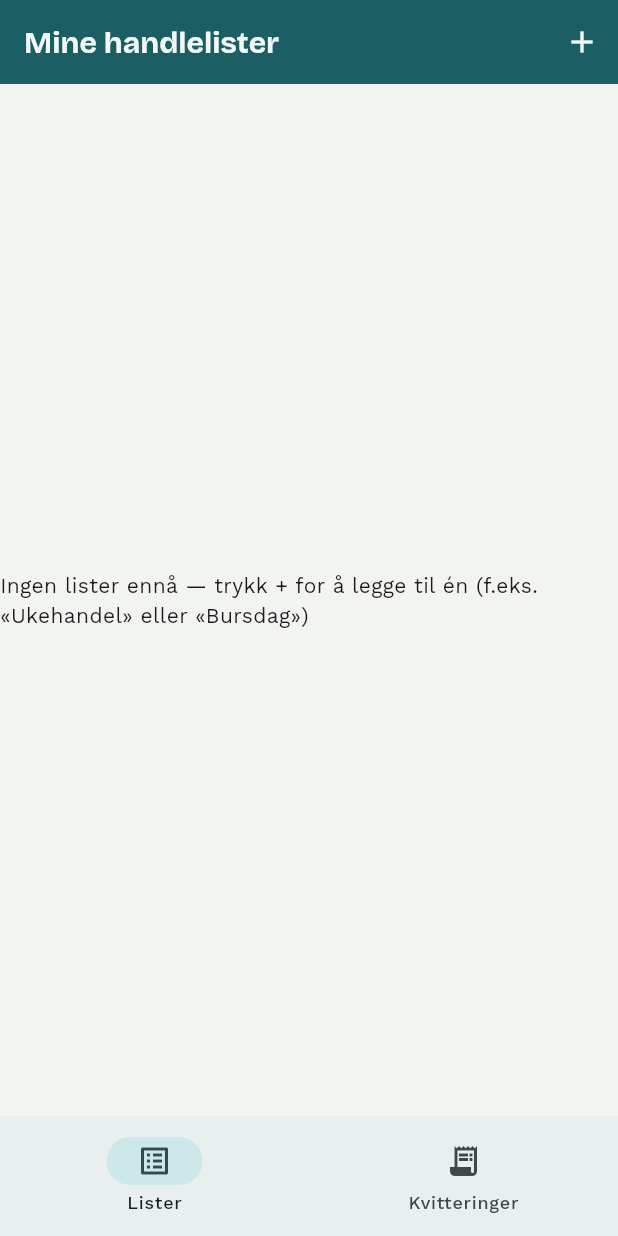
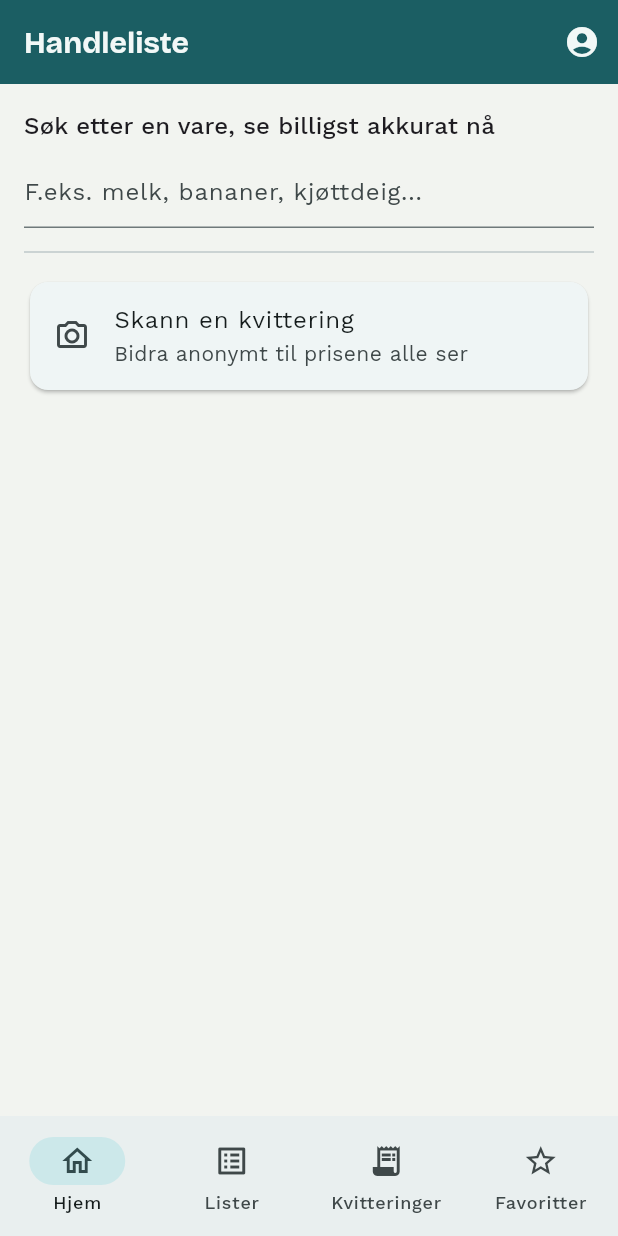
Before and after one commit to karinlarsenisoy-blip/handleliste, a Flutter app: the screen it shows once a user with an empty profile is signed in, on a phone screen of 412 x 824 dp. Run offline on Flutter 3.47's test engine with Material 3 defaults, Android fonts, the phone set to English and light mode, and no system bars; our stand-ins replace cloud_firestore, firebase_auth, firebase_core, geolocator, google_fonts, image_picker; missing offline and left inert: google_mlkit_text_recognition; accounts and stored records are empty.

Commit message:
Add a real Hjem front page, move to a 4-tab bottom nav
Handleliste's core value is price transparency, not a browsable catalog —
deliberately no "browse categories"/"this week's deals" section (no
reliable data for either, and it would reintroduce the folder-browsing
feel we just removed from lists). Hjem opens straight on a search field
for "which store is this cheapest at right now", independent of any list,
plus a camera shortcut into capturing a receipt — both were previously
either missing or buried behind small AppBar icons that read as a website
toolbar rather than an app.

HomeShell now has four destinations (Hjem/Lister/Kvitteringer/Favoritter)
instead of two; Favoritter and Profil move out of ListsPage's AppBar into
real navigation.

CheapestStoreService.pricesForItem exposes a standalone single-item price
lookup (cheapest first) for Hjem's search, reusing the same fetch logic
analyze() already uses per item.

Co-Authored-By: Claude Sonnet 5 <noreply@anthropic.com>

```diff
--- /dev/null
+++ b/lib/screens/home_screen.dart
@@ -0,0 +1,135 @@
+import 'package:flutter/material.dart';
+
+import '../services/cheapest_store_service.dart';
+import '../services/receipt_service.dart';
+import 'add_receipt_screen.dart';
+import 'profile_screen.dart';
+import '../widgets/product_name_field.dart';
+
+/// The app's front page: search is the very first thing you can do, since
+/// "which store is this cheapest at right now" is the whole point of
+/// Handleliste — not a browsable catalog or "this week's deals" section
+/// (see project notes on why: no reliable data for either, and it would
+/// undercut the point of having just removed categories/folders from
+/// lists). A shortcut to capturing a receipt lives here too, since that's
+/// the input that makes everything else in the app useful.
+class HomeScreen extends StatefulWidget {
+  HomeScreen({
+    super.key,
+    required this.uid,
+    CheapestStoreService? cheapestStoreService,
+    ReceiptService? receiptService,
+  })  : cheapestStoreService = cheapestStoreService ?? CheapestStoreService(),
+        receiptService = receiptService ?? ReceiptService();
+
+  final String uid;
+  final CheapestStoreService cheapestStoreService;
+  final ReceiptService receiptService;
+
+  @override
+  State<HomeScreen> createState() => _HomeScreenState();
+}
+
+typedef _StorePrice = ({String storeName, num price, DateTime lastObservedAt});
+
+class _HomeScreenState extends State<HomeScreen> {
+  final TextEditingController _searchController = TextEditingController();
+  List<_StorePrice>? _results;
+  String? _searchedName;
+  bool _isSearching = false;
+
+  String _freshnessLabel(DateTime lastObservedAt) {
+    final age = DateTime.now().difference(lastObservedAt);
+    if (age.inHours < 24) return 'Sett i dag';
+    if (age.inDays == 1) return 'Sett i går';
+    return 'Sett for ${age.inDays} dager siden';
+  }
+
+  Future<void> _search(String name, {String? imageUrl}) async {
+    final trimmed = name.trim();
+    if (trimmed.isEmpty) return;
+    setState(() {
+      _isSearching = true;
+      _searchedName = trimmed;
+      _results = null;
+    });
+    final results = await widget.cheapestStoreService.pricesForItem(trimmed);
+    if (!mounted) return;
+    setState(() {
+      _results = results;
+      _isSearching = false;
+    });
+  }
+
+  @override
+  void dispose() {
+    _searchController.dispose();
+    super.dispose();
+  }
+
+  @override
+  Widget build(BuildContext context) {
+    return Scaffold(
+      appBar: AppBar(
+        title: const Text('Handleliste'),
+        actions: [
+          IconButton(
+            icon: const Icon(Icons.account_circle),
+            tooltip: 'Profil',
+            onPressed: () => Navigator.push(
+              context,
+              MaterialPageRoute(builder: (context) => ProfileScreen(uid: widget.uid)),
+            ),
+          ),
+        ],
+      ),
+      body: ListView(
+        padding: const EdgeInsets.all(16),
+        children: [
+          Text('Søk etter en vare, se billigst akkurat nå', style: Theme.of(context).textTheme.titleMedium),
+          const SizedBox(height: 8),
+          ProductNameField(
+            controller: _searchController,
+            hintText: 'F.eks. melk, bananer, kjøttdeig...',
+            onSubmitted: _search,
+          ),
+          if (_isSearching) ...[
+            const SizedBox(height: 8),
+            const LinearProgressIndicator(minHeight: 2),
+          ],
+          if (_results != null) ...[
+            const SizedBox(height: 12),
+            if (_results!.isEmpty)
+              Text('Fant ingen kjente priser for «$_searchedName» ennå.')
+            else
+              for (final result in _results!)
+                Card(
+                  child: ListTile(
+                    title: Text(result.storeName),
+                    subtitle: Text(_freshnessLabel(result.lastObservedAt)),
+                    trailing: Text(
+                      '${result.price.toStringAsFixed(2)} kr',
+                      style: Theme.of(context).textTheme.titleMedium,
+                    ),
+                  ),
+                ),
+          ],
+          const Divider(height: 32),
+          Card(
+            child: ListTile(
+              leading: const Icon(Icons.camera_alt_outlined),
+              title: const Text('Skann en kvittering'),
+              subtitle: const Text('Bidra anonymt til prisene alle ser'),
+              onTap: () => Navigator.push(
+                context,
+                MaterialPageRoute(
+                  builder: (context) => AddReceiptScreen(uid: widget.uid, receiptService: widget.receiptService),
+                ),
+              ),
+            ),
+          ),
+        ],
+      ),
+    );
+  }
+}
--- a/lib/screens/home_shell.dart
+++ b/lib/screens/home_shell.dart
@@ -1,10 +1,14 @@
 import 'package:flutter/material.dart';
 
+import 'favorites_screen.dart';
+import 'home_screen.dart';
 import 'lists_page.dart';
 import 'receipts_page.dart';
 
-/// Top-level shell shown once signed in: switches between the shopping
-/// lists and the receipts section. Each tab owns its own Scaffold/AppBar.
+/// Top-level shell shown once signed in. Hjem is the front page (search +
+/// quick actions — see HomeScreen's doc); Favoritter and Profil used to be
+/// buried as small AppBar icons on the Lister tab, which read as a web
+/// toolbar rather than an app — they're proper destinations/screens now.
 class HomeShell extends StatefulWidget {
   const HomeShell({super.key, required this.uid});
 
@@ -23,16 +27,20 @@ class _HomeShellState extends State<HomeShell> {
       body: IndexedStack(
         index: _index,
         children: [
+          HomeScreen(uid: widget.uid),
           ListsPage(uid: widget.uid),
           ReceiptsPage(uid: widget.uid),
+          FavoritesScreen(uid: widget.uid),
         ],
       ),
       bottomNavigationBar: NavigationBar(
         selectedIndex: _index,
         onDestinationSelected: (index) => setState(() => _index = index),
         destinations: const [
+          NavigationDestination(icon: Icon(Icons.home_outlined), label: 'Hjem'),
           NavigationDestination(icon: Icon(Icons.list_alt), label: 'Lister'),
           NavigationDestination(icon: Icon(Icons.receipt_long), label: 'Kvitteringer'),
+          NavigationDestination(icon: Icon(Icons.star_outline), label: 'Favoritter'),
         ],
       ),
     );
```
Also changed, not shown: lib/services/cheapest_store_service.dart (+8 -0 lines).
